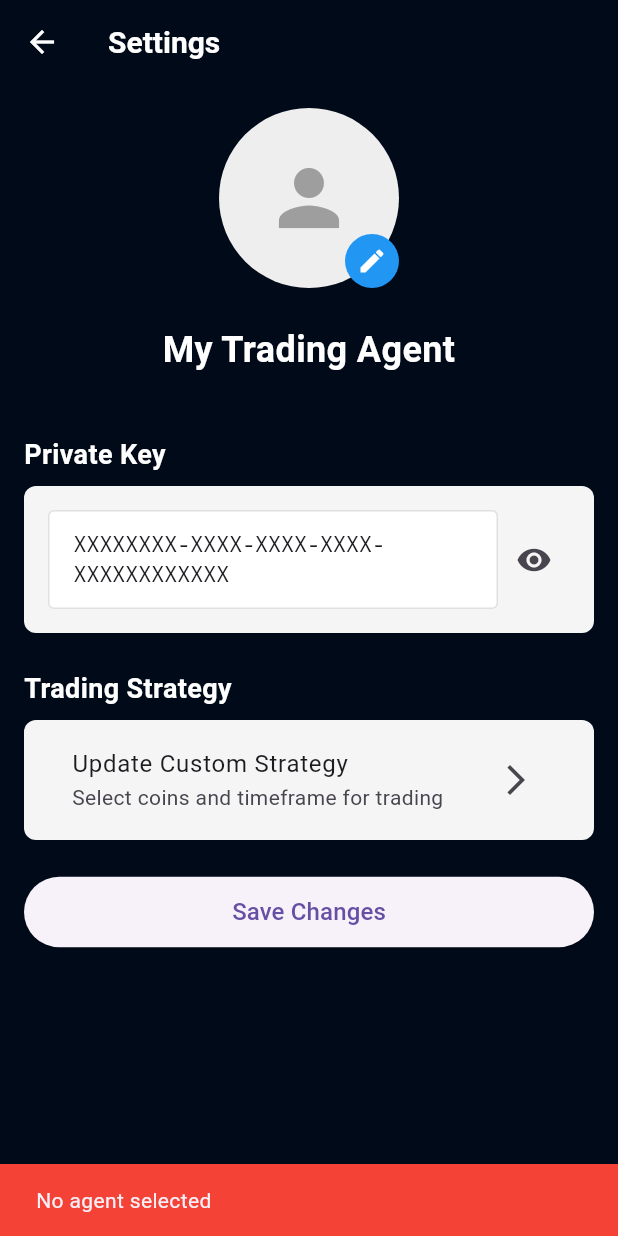
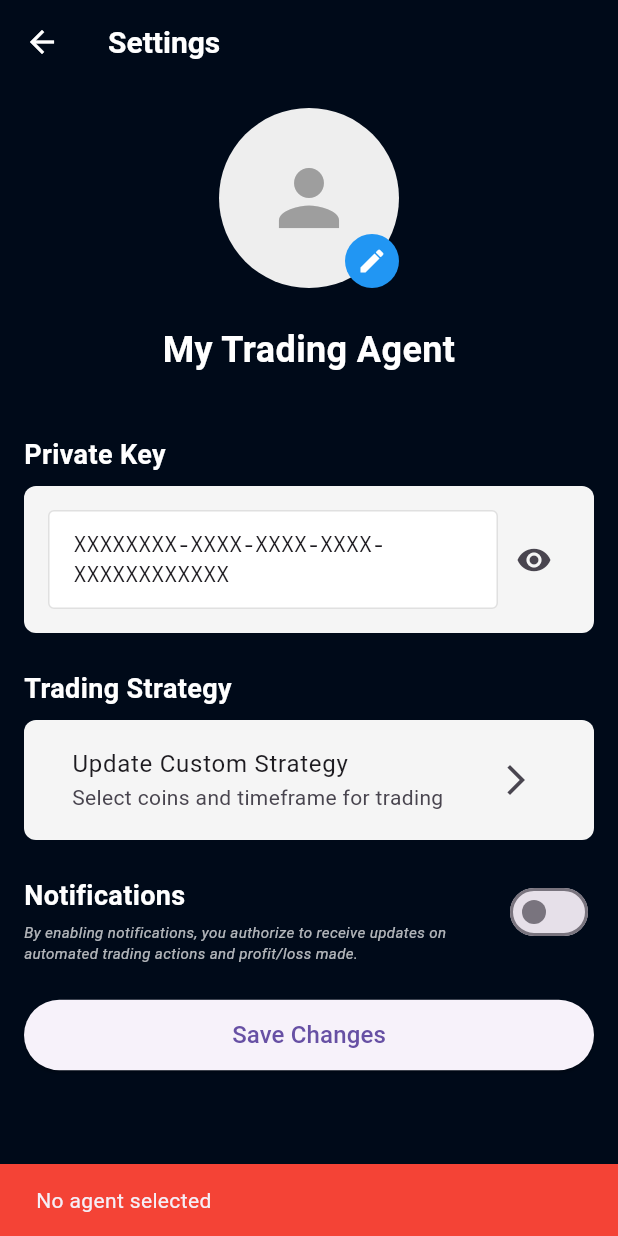
Before and after one commit to ZkAGI/PawPad, a Flutter app: the SettingsScreen screen opened by its route, after a tap on "Update Custom Strategy", on a phone screen of 412 x 824 dp. Run offline on Flutter 3.47's test engine with Material 3 defaults, Android fonts, the phone set to English and light mode, and no system bars; our stand-ins replace device_info_plus, flutter_secure_storage, image_picker, local_auth, shared_preferences; missing offline and left inert: bip39, flutter_js, solana; accounts and stored records are empty; Roboto replaces fonts that are missing (TT Firs Neue).

Commit message:
UI: Notification toggle added

```diff
--- a/lib/screens/settings_screen.dart
+++ b/lib/screens/settings_screen.dart
@@ -25,6 +25,7 @@ class _SettingsScreenState extends State<SettingsScreen> {
   bool _isImageValid = true; // Track image validity
   String? _imageError; // Store image error
   bool _isCompressingImage = false;
+  bool _notificationsEnabled = false;
 
   // Available coins list
   final List<String> _availableCoins = [
@@ -53,12 +54,43 @@ class _SettingsScreenState extends State<SettingsScreen> {
     if (agentName != null) {
       _nameController.text = agentName;
     }
+    // TODO: Load notification preference from local storage or provider
+    _loadNotificationPreference();
   }
 
   @override
   void dispose() {
     _nameController.dispose();
     super.dispose();
+  }
+
+  // Add method to load notification preference
+  Future<void> _loadNotificationPreference() async {
+    // TODO: Load from SharedPreferences or your state management
+    // For now, defaulting to false
+    setState(() {
+      _notificationsEnabled = false;
+    });
+  }
+
+  // Add method to save notification preference
+  Future<void> _saveNotificationPreference(bool enabled) async {
+    // TODO: Save to SharedPreferences or your state management
+    setState(() {
+      _notificationsEnabled = enabled;
+    });
+
+    // Optional: Show confirmation
+    ScaffoldMessenger.of(context).showSnackBar(
+      SnackBar(
+        content: Text(
+            enabled
+                ? 'Notifications enabled'
+                : 'Notifications disabled'
+        ),
+        backgroundColor: enabled ? Colors.green : Colors.orange,
+      ),
+    );
   }
 
   Future<void> _pickImage() async {
@@ -839,6 +871,47 @@ class _SettingsScreenState extends State<SettingsScreen> {
 
             const SizedBox(height: 24),
 
+            // Notifications Section
+            Row(
+              mainAxisAlignment: MainAxisAlignment.spaceBetween,
+              crossAxisAlignment: CrossAxisAlignment.start,
+              children: [
+                // Left side: Notifications heading and disclaimer text
+                Expanded(
+                  child: Column(
+                    crossAxisAlignment: CrossAxisAlignment.start,
+                    children: [
+                      const Text(
+                        'Notifications',
+                        style: TextStyle(
+                            fontSize: 18,
+                            fontWeight: FontWeight.bold,
+                            color: Colors.white
+                        ),
+                      ),
+                      const SizedBox(height: 4),
+                      Text(
+                        'By enabling notifications, you authorize to receive updates on automated trading actions and profit/loss made.',
+                        style: TextStyle(
+                          fontSize: 10,
+                          color: Colors.white70,
+                          fontStyle: FontStyle.italic,
+                        ),
+                      ),
+                    ],
+                  ),
+                ),
+                // Right side: Toggle switch
+                Switch(
+                  value: _notificationsEnabled,
+                  onChanged: _saveNotificationPreference,
+                  activeColor: Colors.purple,
+                ),
+              ],
+            ),
+
+            const SizedBox(height: 24),
+
             // Save Changes Button
             SizedBox(
               width: double.infinity,
```
Also changed, not shown: lib/services/agent_pnl_service.dart (line endings or trailing spaces).
